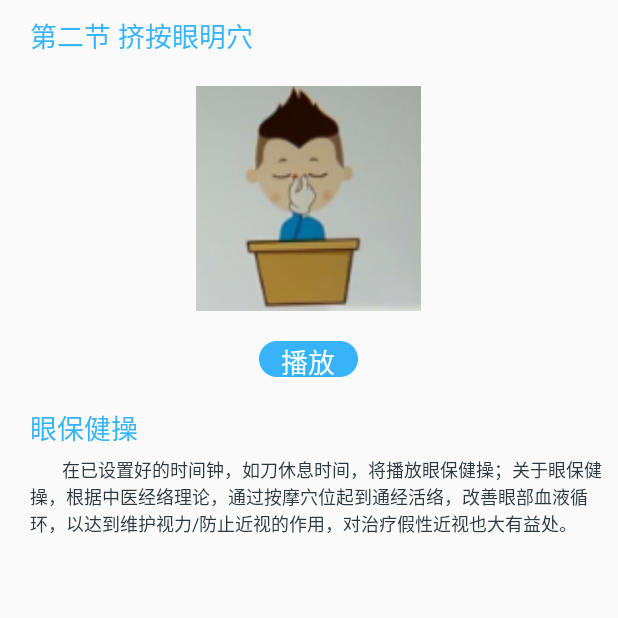
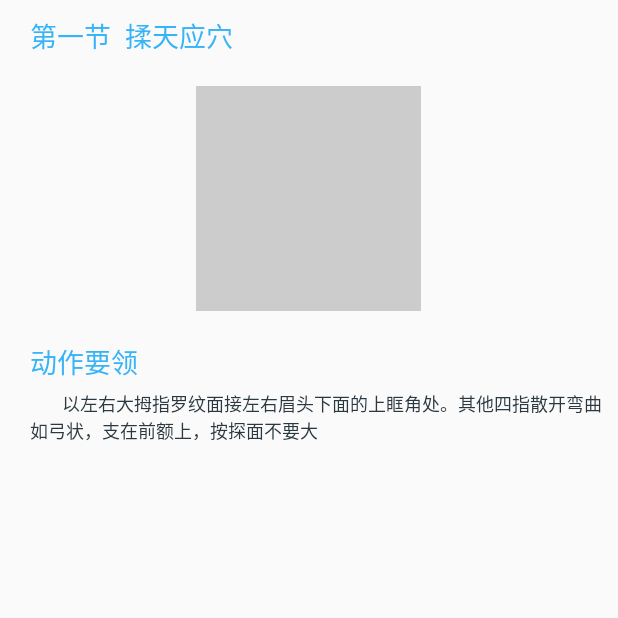
Before and after one commit to chanlin/ProtectEyes, an Android app: the fragment FragmentEight shown on its own in the app's theme, on a phone screen of 412 x 824 dp, the top half of it. Run offline under Robolectric (Android 15) with nearby library versions, the phone set to English and light mode, and no system bars; 3 statements that could not run were skipped.

Commit message:
fragment_eight

```diff
--- a/app/src/main/java/com/huayinghealth/protecteyes/fragment/FragmentEight.java
+++ b/app/src/main/java/com/huayinghealth/protecteyes/fragment/FragmentEight.java
@@ -11,6 +11,7 @@ import android.support.v4.view.ViewPager;
 import android.view.LayoutInflater;
 import android.view.View;
 import android.view.ViewGroup;
+import android.widget.TextView;
 
 import com.huayinghealth.protecteyes.R;
 
@@ -22,12 +23,14 @@ import java.util.ArrayList;
 public class FragmentEight extends Fragment {
 
     private ViewPager viewPager;
-    private View img1,img2;
+    private View img1, img2, img3, img4;
     private FragmentPagerAdapter adapter;
+    private TextView tx_eight_title, tv_operate;
+
     @Nullable
     @Override
     public View onCreateView(LayoutInflater inflater, ViewGroup container, Bundle savedInstanceState) {
-        return inflater.inflate(R.layout.fragment_eight,container,false);
+        return inflater.inflate(R.layout.fragment_eight, container, false);
     }
 
     @Override
@@ -35,19 +38,27 @@ public class FragmentEight extends Fragment {
         super.onActivityCreated(savedInstanceState);
         setView();
     }
-    private void setView(){
-        viewPager = (ViewPager)getActivity().findViewById(R.id.vp_eight_imgs);
+
+    private void setView() {
+        tx_eight_title = (TextView) getActivity().findViewById(R.id.tx_eight_title);
+        tv_operate = (TextView) getActivity().findViewById(R.id.tv_operate);
+
+        viewPager = (ViewPager) getActivity().findViewById(R.id.vp_eight_imgs);
         LayoutInflater inflater = getActivity().getLayoutInflater();
-        img1 = inflater.inflate(R.layout.eight_img1,null);
-        img2 = inflater.inflate(R.layout.eight_img2,null);
+        img1 = inflater.inflate(R.layout.eight_img1, null);
+        img2 = inflater.inflate(R.layout.eight_img2, null);
+        img3 = inflater.inflate(R.layout.eight_img3, null);
+        img4 = inflater.inflate(R.layout.eight_img4, null);
         final ArrayList<View> list = new ArrayList();
         list.add(img1);
         list.add(img2);
+        list.add(img3);
+        list.add(img4);
 
         PagerAdapter pagerAdapter = new PagerAdapter() {
             @Override
             public int getCount() {
-                return  list.size();
+                return list.size();
             }
 
             @Override
@@ -63,9 +74,42 @@ public class FragmentEight extends Fragment {
             @Override
             public Object instantiateItem(ViewGroup container, int position) {
                 container.addView(list.get(position));
-                return  list.get(position);
+                return list.get(position);
             }
         };
         viewPager.setAdapter(pagerAdapter);
+        viewPager.setOnPageChangeListener(new ViewPager.OnPageChangeListener() {
+            @Override
+            public void onPageScrolled(int position, float positionOffset, int positionOffsetPixels) {
+
+            }
+
+            @Override
+            public void onPageSelected(int position) {
+                switch (position) {
+                    case 0:
+                        tx_eight_title.setText("第一节  揉天应穴");
+                        tv_operate.setText("        以左右大拇指罗纹面接左右眉头下面的上眶角处。其他四指散开弯曲如弓状，支在前额上，按探面不要大。");
+                        break;
+                    case 1:
+                        tx_eight_title.setText("第二节  挤按晴明穴");
+                        tv_operate.setText("        以左手或右手大拇指按鼻根部，先向下按、然后向上挤。");
+                        break;
+                    case 2:
+                        tx_eight_title.setText("第三节  按揉四白穴");
+                        tv_operate.setText("        先以左右食指与中指并拢，放在靠近鼻翼两侧，大拇指支撑在下腭骨凹陷处，然后放下中指，在面颊中央按揉。注意穴位不需移动，按揉面不要太大。");
+                        break;
+                    case 3:
+                        tx_eight_title.setText("第四节  按太阳穴、轮刮眼眶");
+                        tv_operate.setText("        拳起四指，以左右大拇指罗纹面按住太阳穴，以左右食指第二节内侧面轮刮眼眶上下一圈，上侧从眉头开始，到眉梢为止，下面从内眼角起至外眼角止，先上后下，轮刮上下一圈。");
+                        break;
+                }
+            }
+
+            @Override
+            public void onPageScrollStateChanged(int state) {
+
+            }
+        });
     }
 }
--- a/app/src/main/res/layout/eight_img1.xml
+++ b/app/src/main/res/layout/eight_img3.xml
@@ -2,6 +2,6 @@
 <LinearLayout xmlns:android="http://schemas.android.com/apk/res/android"
     android:layout_width="match_parent"
     android:layout_height="match_parent"
-    android:background="@mipmap/iv_eight_img_1">
+    android:background="@mipmap/iv_eight_img_3">
 
 </LinearLayout>
--- a/app/src/main/res/layout/eight_img2.xml
+++ b/app/src/main/res/layout/eight_img4.xml
@@ -2,6 +2,6 @@
 <LinearLayout xmlns:android="http://schemas.android.com/apk/res/android"
     android:layout_width="match_parent"
     android:layout_height="match_parent"
-    android:background="@mipmap/iv_eight_img_1">
+    android:background="@mipmap/iv_eight_img_4">
 
 </LinearLayout>
--- a/app/src/main/res/layout/fragment_eight.xml
+++ b/app/src/main/res/layout/fragment_eight.xml
@@ -10,7 +10,7 @@
         android:layout_height="wrap_content"
         android:layout_marginLeft="20dp"
         android:layout_marginTop="10dp"
-        android:text="第二节 挤按眼明穴"
+        android:text="第一节  揉天应穴"
         android:textColor="@color/blue37"
         android:textSize="18sp" />
 
@@ -25,7 +25,7 @@
 
     </android.support.v4.view.ViewPager>
 
-    <Button
+    <!--<Button
         android:id="@+id/btn_Play"
         android:layout_width="66dp"
         android:layout_height="24dp"
@@ -35,23 +35,24 @@
         android:gravity="center"
         android:text="播放"
         android:textColor="@color/white"
-        android:textSize="18sp" />
+        android:textSize="18sp" />-->
 
     <TextView
         android:layout_width="wrap_content"
         android:layout_height="wrap_content"
         android:layout_marginLeft="20dp"
         android:layout_marginTop="20dp"
-        android:text="眼保健操"
+        android:text="动作要领"
         android:textColor="@color/blue37"
         android:textSize="18sp" />
 
     <TextView
+        android:id="@+id/tv_operate"
         android:layout_width="wrap_content"
         android:layout_height="wrap_content"
         android:layout_marginLeft="20dp"
         android:layout_marginTop="5dp"
-        android:text="        在已设置好的时间钟，如刀休息时间，将播放眼保健操；关于眼保健操，根据中医经络理论，通过按摩穴位起到通经活络，改善眼部血液循环，以达到维护视力/防止近视的作用，对治疗假性近视也大有益处。"
+        android:text="        以左右大拇指罗纹面接左右眉头下面的上眶角处。其他四指散开弯曲如弓状，支在前额上，按探面不要大"
         android:textColor="@color/gray2b"
         android:textSize="12sp" />
     <!--
```
Also changed, not shown: app/src/main/res/mipmap-xxhdpi/iv_eight_img_1.png (added), app/src/main/res/mipmap-xxhdpi/iv_eight_img_2.png (added), app/src/main/res/mipmap-xxhdpi/iv_eight_img_3.png (added), app/src/main/res/mipmap-xxhdpi/iv_eight_img_4.png (added), app/src/main/res/mipmap-xxxhdpi/iv_eight_img_1.png (deleted).
